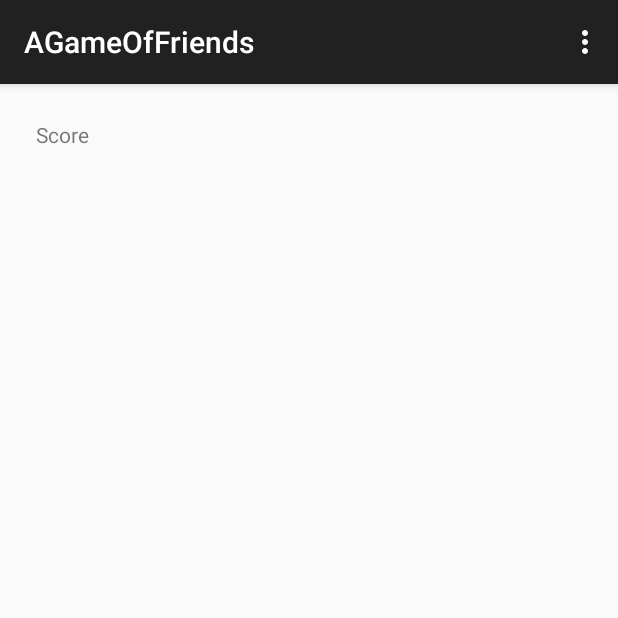
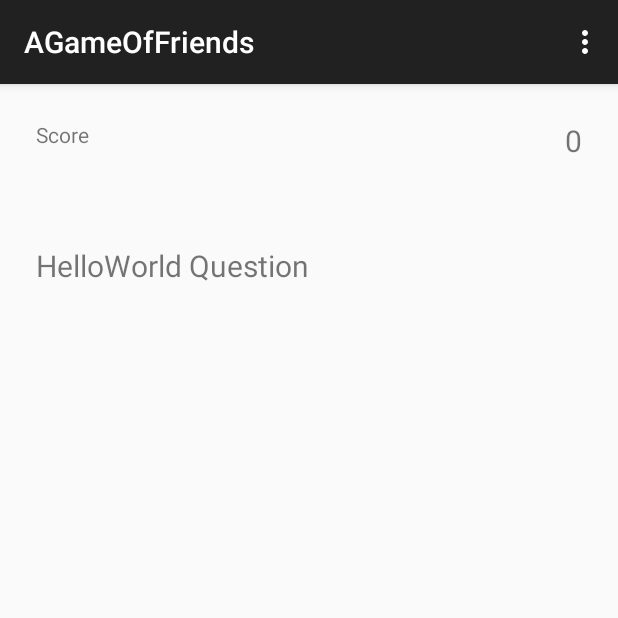
Before and after one commit to jsannyjr/A-Game-Of-Friends, an Android app: the screen it shows after launch (QuizActivity), on a phone screen of 412 x 824 dp, the top half of it. Run offline under Robolectric (Android 15) with nearby library versions, the phone set to English and light mode, and no system bars.

Commit message:
Sample Questions started.

```diff
--- a/AGameOfFriends/app/src/main/res/layout/activity_quiz.xml
+++ b/AGameOfFriends/app/src/main/res/layout/activity_quiz.xml
@@ -15,9 +15,27 @@
         <TextView
             android:layout_width="wrap_content"
             android:layout_height="wrap_content"
-            android:text = "Score"
-            />
+            android:text="Score"
+            android:layout_alignParentLeft="true"
+            android:id="@+id/score_text"/>
+
+        <TextView
+            android:layout_width="wrap_content"
+            android:layout_height="wrap_content"
+            android:text="0"
+            android:layout_alignParentRight="true"
+            android:id="@+id/score"
+            android:textSize = "20sp"/>
     </RelativeLayout>
+
+    <TextView
+        android:layout_width="match_parent"
+        android:layout_height="70dp"
+        android:text="HelloWorld Question"
+        android:textSize="20dp"
+        android:padding="8dp"
+        android:layout_marginBottom="40dp"
+        android:id="@+id/question" />
 
 
 
```
